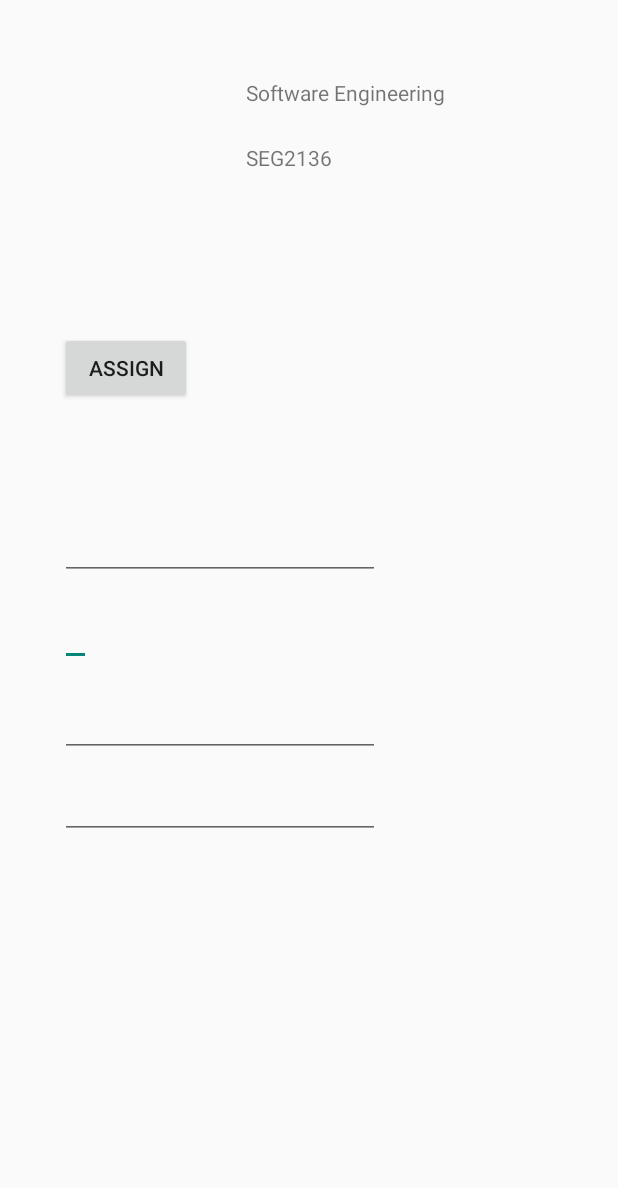
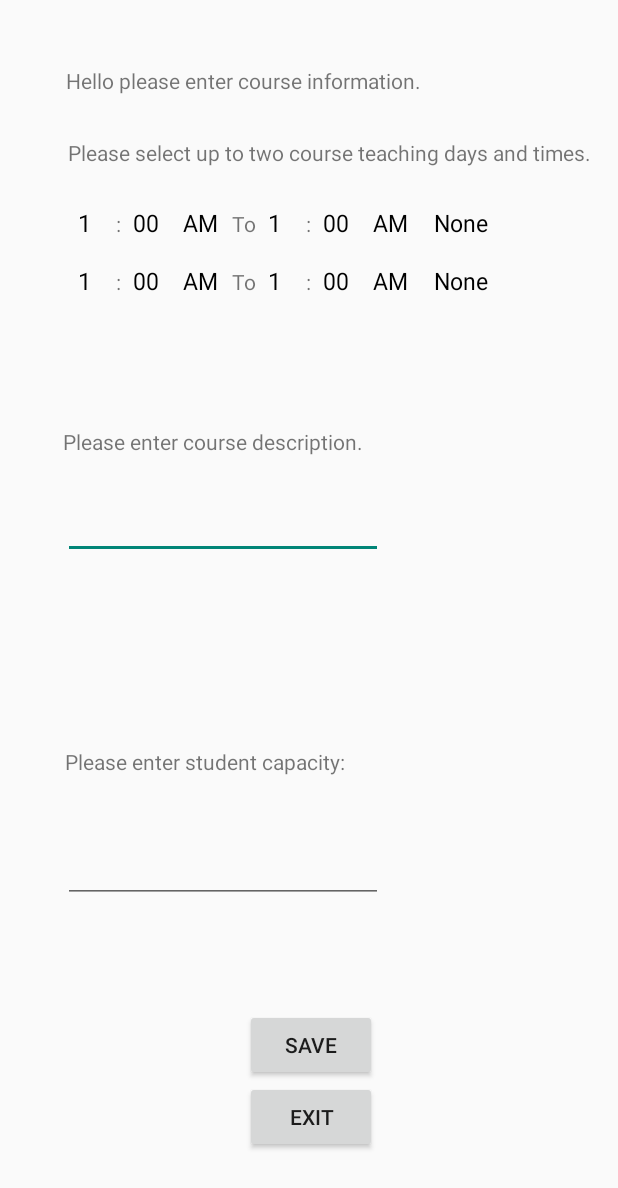
Before and after one commit to A-Steeves/SEG2105-TermProject, an Android app: the screen it shows after launch (IntructorCoursePage before the commit, courseInfo after it), after a tap on "EDIT", on a phone screen of 412 x 824 dp. Shown: the top 1188 px of the screen. Run offline under Robolectric (Android 15) with nearby library versions, the phone set to English and light mode, and no system bars; 2 statements that could not run were skipped; 1 other tap on this screen came first.

Commit message:
Commit 4  - new course edit page

```diff
--- a/app/src/main/java/com/example/lab3/IntructorCoursePage.java
+++ b/app/src/main/java/com/example/lab3/IntructorCoursePage.java
@@ -2,7 +2,9 @@ package com.example.lab3;
 
 import androidx.appcompat.app.AppCompatActivity;
 
+import android.content.Intent;
 import android.os.Bundle;
+import android.os.Parcelable;
 import android.view.View;
 import android.widget.ArrayAdapter;
 import android.widget.Button;
@@ -11,32 +13,27 @@ import android.widget.Spinner;
 import android.widget.TextView;
 import android.widget.Toast;
 
+import java.io.Serializable;
 
 
+public class IntructorCoursePage extends AppCompatActivity  {
 
-public class IntructorCoursePage extends AppCompatActivity {
+    Button btnAssign, btnEdit, btnUnassign;
+    EditText text1, text3, courseTime, text4;
+    Course currentCourse;
+    NewDBHandler db;
 
-    Button btnAssign, btnEdit, btnUnassign, btnSave;
-    EditText text1, text3, text4;
+    String courseDays, courseDescription;
+    int courseCapacity;
 
-    NewDBHandler db;
-    Course currentCourse;
 
     private TextView cName, cID, cInstructor;
     @Override
+    @SuppressWarnings("serial")
     protected void onCreate(Bundle savedInstanceState) {
         super.onCreate(savedInstanceState);
         setContentView(R.layout.activity_intructor_course_page);
 
-        db = new NewDBHandler(this);
-        //currentCourse = db.findCourse(courseName);
-
-
-        //CourseTIME
-        Spinner courseTime = (Spinner)findViewById(R.id.courseTime);
-        String[] types = new String[]{"8:30 AM", "10:00 AM", "11:30 AM", "1:00 PM", "2:30 PM", "4:00 PM", "5:30 PM", "7:00 PM", "8:30 PM"};
-        ArrayAdapter<String> adapter = new ArrayAdapter<>(this, android.R.layout.simple_spinner_dropdown_item, types);
-        courseTime.setAdapter(adapter);
 
         /*
         For Ajay
@@ -58,11 +55,18 @@ public class IntructorCoursePage extends AppCompatActivity {
         */
 
 
-        String courseName = "Software Engineering";
+        String courseName = "Software";
+        String courseID = "SEG2136";
+        String instructorName = "Samantha Sam";
 
-        String courseID = "SEG2136";
 
-        String instructorName = "Samantha Sam";
+
+        db = new NewDBHandler(this);
+        //Boolean test1 = db.addCourse(courseID, courseName);
+        currentCourse = db.findCourse(courseName);
+
+
+
 
 
 
@@ -77,7 +81,7 @@ public class IntructorCoursePage extends AppCompatActivity {
         btnAssign = (Button)findViewById(R.id.btnAssign);
         btnEdit = (Button)findViewById(R.id.btnEdit);
         btnUnassign = (Button)findViewById(R.id.btnUnassign);
-        btnSave = (Button)findViewById(R.id.btnSave);
+
 
 
 
@@ -85,6 +89,7 @@ public class IntructorCoursePage extends AppCompatActivity {
         text1 = (EditText)findViewById(R.id.textName);
         text3 = (EditText)findViewById(R.id.text3);
         text4 = (EditText)findViewById(R.id.text4);
+        courseTime = (EditText)findViewById(R.id.courseTime);
 
         //Course INFO UNABLE TO SEE OR INTERACT
         text1.setEnabled(false);
@@ -100,41 +105,67 @@ public class IntructorCoursePage extends AppCompatActivity {
         //Done
 
 
-        btnSave.setVisibility(View.GONE);
+
         btnEdit.setVisibility(View.GONE);
         btnUnassign.setVisibility(View.GONE);
 
-        /*
-        if(currentCourse.getInstructor() == instructorName) {
-            btnAssign.setEnabled(False);
-            cInstructor.setText(instructorName);
 
-            text1.setText(currentCourse.getDays());
-            courseTime.setText(currentCourse.getHours());
-            text3.setText(currentCourse.getDescription());
-            text4.setText(currentCourse.getStudent_Capacity());
 
-            btnSave.setVisibility(View.VISIBLE);
+
+
+
+
+        if(currentCourse.getInstructor().equals(instructorName)) {
+            btnAssign.setEnabled(false);
             btnEdit.setVisibility(View.VISIBLE);
             btnUnassign.setVisibility(View.VISIBLE);
 
+            //Toast.makeText(getApplicationContext(),currentCourse.getInstructor(), Toast.LENGTH_SHORT).show();
+            String day1, day2;
+            String temp = currentCourse.getDays();
+            if (temp.contains("&")){
+                String[] parts = temp.split("&");
+                day1 = parts[0];
+                day2 = parts[1];
+            }else{
+                day1 = "NA";
+                day2 = "NA";
+            }
+
+
+
+            cInstructor.setText(instructorName);
+            text1.setText(day1);
+            courseTime.setText(day2);
+            text3.setText(currentCourse.getDescription());
+            String beef = String.valueOf(currentCourse.getStudent_capacity());
+            text4.setText(beef+" Students");
+
+            text1.setVisibility(View.VISIBLE);
+            courseTime.setVisibility(View.VISIBLE);
+            text3.setVisibility(View.VISIBLE);
+            text4.setVisibility(View.VISIBLE);
+
 
         }
-        else{
-            if(courseExists && courseInstructor != db.course.instructor)
-                btnAssign.setEnabled(False)
-                btnEdit.setEnabled(False)
-                btnUnassign.setEnabled(False)
+
+
+        /*
+        else if (currentCourse.getInstructor()!= instructorName && currentCourse.getInstructor() != "NA" ) {
+                btnAssign.setEnabled(false);
+                btnEdit.setEnabled(false);
+                btnUnassign.setEnabled(false);
 
                 cInstructor.setText(currentCourse.getInstructor());
 
                 text1.setText(currentCourse.getDays());
                 courseTime.setText(currentCourse.getHours());
                 text3.setText(currentCourse.getDescription());
-                text4.setText(currentCourse.getStudent_Capacity());
+                text4.setText(currentCourse.getStudent_capacity());
 
+            }
+        */
 
-         */
 
         btnAssign.setOnClickListener(new View.OnClickListener() {
             @Override
@@ -142,9 +173,11 @@ public class IntructorCoursePage extends AppCompatActivity {
                 btnEdit.setVisibility(View.VISIBLE);
                 btnUnassign.setVisibility(View.VISIBLE);
 
-                //cInstructor.setText(instructorName);
-                //currentCourse.setInstructor(instructorName)
-                //btnAssign.setEnabled(False)
+                cInstructor.setText(instructorName);
+
+                db.assignInstructor(courseName, instructorName);
+
+                btnAssign.setEnabled(false);
 
             }
         });
@@ -152,15 +185,8 @@ public class IntructorCoursePage extends AppCompatActivity {
         btnEdit.setOnClickListener(new View.OnClickListener() {
             @Override
             public void onClick(View v) {
-                btnEdit.setVisibility(View.GONE);
-                btnUnassign.setVisibility(View.GONE);
-                btnSave.setVisibility(View.VISIBLE);
+                testPage(courseName);
 
-
-                text1.setEnabled(true);
-                courseTime.setEnabled(true);
-                text3.setEnabled(true);
-                text4.setEnabled(true);
 
                 text1.setVisibility(View.VISIBLE);
                 courseTime.setVisibility(View.VISIBLE);
@@ -172,34 +198,15 @@ public class IntructorCoursePage extends AppCompatActivity {
             }
         });
 
-        btnSave.setOnClickListener(new View.OnClickListener() {
-            @Override
-            public void onClick(View v) {
-                btnEdit.setVisibility(View.VISIBLE);
-                btnUnassign.setVisibility(View.VISIBLE);
 
-                btnSave.setVisibility(View.GONE);
-
-                text1.setEnabled(false);
-                courseTime.setEnabled(false);
-                text3.setEnabled(false);
-                text4.setEnabled(false);
-
-
-
-                //currentCourse.setDays(findViewById(R.id.textName));
-                //currentCourse.setHours((EditText)findViewById(R.id.courseTime));
-                //currentCourse.setDescription(findViewById(R.id.text3));
-                //currentCourse.setStudentCapacity(findViewById(R.id.text4));
-
-            }
-        });
 
         btnUnassign.setOnClickListener(new View.OnClickListener() {
             @Override
             public void onClick(View v) {
                 btnEdit.setVisibility(View.GONE);
                 btnUnassign.setVisibility(View.GONE);
+                cInstructor.setText("");
+                btnAssign.setEnabled(true);
 
 
                 text1.setVisibility(View.GONE);
@@ -208,14 +215,30 @@ public class IntructorCoursePage extends AppCompatActivity {
                 text4.setVisibility(View.GONE);
 
 
-                //db.removeCourseInfo(courseName);
-                //btnAssign.setEnabled(False)
+                text1.setText("");
+                courseTime.setText("");
+                text3.setText("");
+                text4.setText("");
+
+                db.removeCourseInfo(courseName);
+
             }
         });
+
+
 
 
 
     }
 
 
+    public void testPage(String name){
+
+        Intent intent = new Intent(this, courseInfo.class);
+        intent.putExtra("name", name);
+        startActivity(intent);
+
+    }
+
+
 }
--- a/app/src/main/java/com/example/lab3/courseInfo.java
+++ b/app/src/main/java/com/example/lab3/courseInfo.java
@@ -4,28 +4,47 @@ import androidx.appcompat.app.AppCompatActivity;
 
 import android.content.Intent;
 import android.os.Bundle;
+import android.os.Parcel;
+import android.os.Parcelable;
 import android.view.View;
 import android.widget.ArrayAdapter;
 import android.widget.Button;
+import android.widget.EditText;
 import android.widget.Spinner;
 import android.widget.Toast;
+
+import java.io.Serializable;
 
 public class courseInfo extends AppCompatActivity {
 
 
     Spinner startFirst, timePeriodA1, startSecond, endFirst, endSecond,timePeriodA2, weekday;
     Spinner startFirst2, startSecond2,timePeriodB1, endFirst2, endSecond2, timePeriodB2, weekday2;
-    NewDBHandler db;
+
+    String firstCourseTime, secondCourseTime, description;
     Course currentCourse;
     Button btnsave, btnExit;
+    NewDBHandler db;
+
+    String desc2, dayts;
+    int cap2;
+
 
     @Override
     protected void onCreate(Bundle savedInstanceState) {
         super.onCreate(savedInstanceState);
         setContentView(R.layout.activity_course_info);
 
+        dayts="NA&NA";
+
+        String courseName = getIntent().getStringExtra("name");
+
         db = new NewDBHandler(this);
-        //currentCourse = db.findCourse("SEG");
+        currentCourse = db.findCourse(courseName);
+        String test = currentCourse.getInstructor();
+
+
+
 
         String[] first = new String[]{"1","2","3","4","5","6","7","8","9","10","11","12"};
         String[] second = new String[]{"00","15","30","45"};
@@ -88,6 +107,12 @@ public class courseInfo extends AppCompatActivity {
         btnsave = (Button)findViewById(R.id.btnSave1);
         btnExit = (Button)findViewById(R.id.btnExit);
 
+
+        //Student Capacity
+        EditText desc = (EditText)findViewById(R.id.editTextTextPersonName3);
+        EditText cap = (EditText)findViewById(R.id.editTextNumber);
+
+
         btnExit.setOnClickListener(new View.OnClickListener() {
             @Override
             public void onClick(View v) {
@@ -95,12 +120,22 @@ public class courseInfo extends AppCompatActivity {
             }
         });
 
+
+
+
         btnsave.setOnClickListener(new View.OnClickListener() {
             @Override
             public void onClick(View v) {
-                if(weekday.getSelectedItem().toString() != "None"){
 
 
+
+
+
+                String day1 = "NA";
+                String day2 = "NA";
+
+
+                if(weekday.getSelectedItem().toString() != "None"){
 
                     String firstPeriod = timePeriodA1.getSelectedItem().toString();
                     String secondPeriod = timePeriodA2.getSelectedItem().toString();
@@ -137,8 +172,8 @@ public class courseInfo extends AppCompatActivity {
                             if(!(secondPeriod == "PM" && third >= 11 && fourth > 0)){
 
                                 if(!(firstPeriod == secondPeriod && first>=third && fourth<=second)) {
-                                    String firstDate = "" + weekday.getSelectedItem().toString() + ": " + startFirst.getSelectedItem().toString() +":"+ startSecond.getSelectedItem().toString() + " " + timePeriodA1.getSelectedItem().toString() + "-" + endFirst.getSelectedItem().toString() + ":"+endSecond.getSelectedItem().toString() + " " + timePeriodA2.getSelectedItem().toString() + "";
-                                    Toast.makeText(getApplicationContext(), firstDate, Toast.LENGTH_SHORT).show();
+                                    firstCourseTime = "" + weekday.getSelectedItem().toString() + ": " + startFirst.getSelectedItem().toString() +":"+ startSecond.getSelectedItem().toString() + " " + timePeriodA1.getSelectedItem().toString() + "-" + endFirst.getSelectedItem().toString() + ":"+endSecond.getSelectedItem().toString() + " " + timePeriodA2.getSelectedItem().toString() + "";
+                                    day1 = firstCourseTime;
                                 }else{
                                     Toast.makeText(getApplicationContext(), "Start time cannot be before end time.", Toast.LENGTH_SHORT).show();
                                 }
@@ -197,9 +232,9 @@ public class courseInfo extends AppCompatActivity {
                             if(!(secondPeriod == "PM" && third >= 11 && fourth > 0)){
 
                                 if(!(firstPeriod == secondPeriod && first>=third && fourth<=second)) {
-                                    String secondDate = "" + weekday2.getSelectedItem().toString() + ": " + startFirst2.getSelectedItem().toString() + ":"+ startSecond2.getSelectedItem().toString() + " " + timePeriodB1.getSelectedItem().toString() + "-" + endFirst2.getSelectedItem().toString() + ":" +endSecond2.getSelectedItem().toString() + " " + timePeriodB2.getSelectedItem().toString() + "";
+                                    secondCourseTime = "" + weekday2.getSelectedItem().toString() + ": " + startFirst2.getSelectedItem().toString() + ":"+ startSecond2.getSelectedItem().toString() + " " + timePeriodB1.getSelectedItem().toString() + "-" + endFirst2.getSelectedItem().toString() + ":" +endSecond2.getSelectedItem().toString() + " " + timePeriodB2.getSelectedItem().toString() + "";
+                                    day2 = secondCourseTime;
 
-                                    Toast.makeText(getApplicationContext(), secondDate, Toast.LENGTH_SHORT).show();
                                 }else{
                                     Toast.makeText(getApplicationContext(), "Start time cannot be before end time.", Toast.LENGTH_SHORT).show();
                                 }
@@ -214,6 +249,23 @@ public class courseInfo extends AppCompatActivity {
                     }else{
                         Toast.makeText(getApplicationContext(), "Start time cannot be in PM if end time is in AM.", Toast.LENGTH_SHORT).show();
                     }
+                }
+
+
+
+                //InfoSet
+                dayts = ""+day1+"&"+day2+"";
+
+                desc2 = desc.getText().toString();
+
+
+                String tempCapacity = cap.getText().toString();
+
+                if(!tempCapacity.isEmpty()){
+                    cap2 = Integer.parseInt(cap.getText().toString());
+                    db.addCourseInfo(courseName, dayts, "Couple", desc2, cap2);
+                }else{
+                    Toast.makeText(getApplicationContext(), "Please enter a valid number of students.", Toast.LENGTH_SHORT).show();
                 }
 
             }
--- a/app/src/main/res/layout/activity_course_info.xml
+++ b/app/src/main/res/layout/activity_course_info.xml
@@ -255,7 +255,6 @@
         android:id="@+id/btnExit"
         android:layout_width="wrap_content"
         android:layout_height="wrap_content"
-        android:layout_marginStart="1dp"
         android:text="Exit"
         app:layout_constraintStart_toStartOf="@+id/btnSave1"
         app:layout_constraintTop_toBottomOf="@+id/btnSave1" />
--- a/app/src/main/res/layout/activity_intructor_course_page.xml
+++ b/app/src/main/res/layout/activity_intructor_course_page.xml
@@ -72,15 +72,13 @@
         app:layout_editor_absoluteY="223dp" />
 
 
-
-
     <EditText
         android:id="@+id/textName"
         android:layout_width="wrap_content"
         android:layout_height="wrap_content"
         android:layout_marginTop="72dp"
 
-        android:ems="10"
+
         android:inputType="textPersonName"
         android:text=" "
         app:layout_constraintLeft_toLeftOf="@id/btnAssign"
@@ -91,13 +89,12 @@
         android:id="@+id/courseTime"
         android:layout_width="wrap_content"
         android:layout_height="wrap_content"
+        android:layout_marginLeft="40dp"
         android:layout_marginTop="12dp"
-        android:layout_marginLeft="40dp"
         android:layout_marginRight="20dp"
 
         app:layout_constraintStart_toStartOf="parent"
         app:layout_constraintTop_toBottomOf="@+id/textName" />
-
 
 
     <EditText
@@ -106,7 +103,7 @@
         android:layout_height="wrap_content"
         android:layout_marginStart="40dp"
         android:layout_marginTop="9dp"
-        android:ems="10"
+
         android:inputType="textPersonName"
         android:text=" "
         app:layout_constraintStart_toStartOf="parent"
@@ -118,10 +115,13 @@
         android:layout_height="wrap_content"
         android:layout_marginStart="40dp"
         android:layout_marginTop="15dp"
-        android:ems="10"
+        android:singleLine="false"
+
         android:inputType="textPersonName"
         android:text=" "
         app:layout_constraintStart_toStartOf="parent"
         app:layout_constraintTop_toBottomOf="@+id/courseTime" />
 
+
+
 </androidx.constraintlayout.widget.ConstraintLayout>
```
